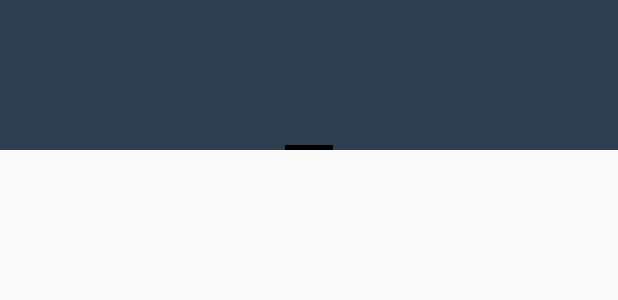
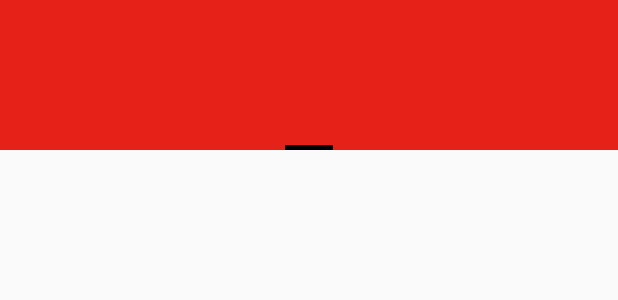
Before and after one commit to MohannedElfatih/Lymbo, an Android app: the layout activity_admin.xml on its own in the app's theme, with its tools: preview values and no code run, on a phone screen of 412 x 824 dp. Shown: the top 300 px of the screen. Run offline under Robolectric (Android 15) with nearby library versions, the phone set to English and light mode, and no system bars.

Commit message:
Revert "new commit"
This reverts commit 1034260039f6d472bc197ac0d3f2df8f261fe1f1.

```diff
--- a/app/src/main/res/layout/activity_admin.xml
+++ b/app/src/main/res/layout/activity_admin.xml
@@ -14,7 +14,7 @@
         <android.support.v4.view.PagerTabStrip
             android:layout_width="wrap_content"
             android:layout_height="100dp"
-            android:background="#2C3E50"
+            android:background="#e62117"
             android:id="@+id/tab_strip"
             android:focusableInTouchMode="false">
         </android.support.v4.view.PagerTabStrip>
--- a/app/src/main/res/layout/driver.xml
+++ b/app/src/main/res/layout/driver.xml
@@ -2,7 +2,7 @@
     xmlns:tools="http://schemas.android.com/tools"
     android:layout_width="match_parent"
     android:layout_height="match_parent"
-    android:background="#EEEEEE"
+    android:background="#0099cc"
     tools:context="com.gailardia.lymbo.admin">
 
     <LinearLayout
--- a/app/src/main/res/layout/rider.xml
+++ b/app/src/main/res/layout/rider.xml
@@ -2,7 +2,7 @@
     xmlns:tools="http://schemas.android.com/tools"
     android:layout_width="match_parent"
     android:layout_height="match_parent"
-    android:background="#EEEEEE"
+    android:background="#0099cc"
     tools:context="com.gailardia.lymbo.admin">
 
     <LinearLayout
```
